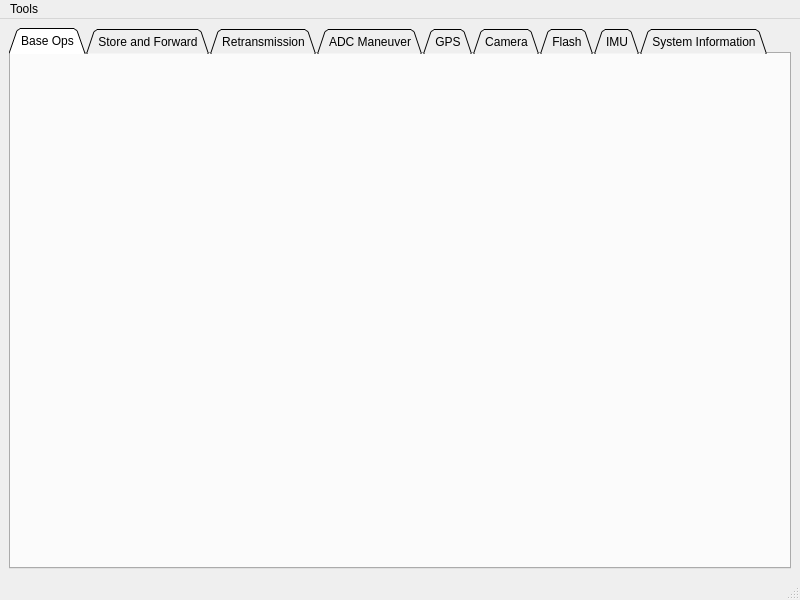
Old version of the form FOSSAGSCP/mainwindow.ui in the repository FOSSASystems/FOSSA-GroundStationControlPanel.
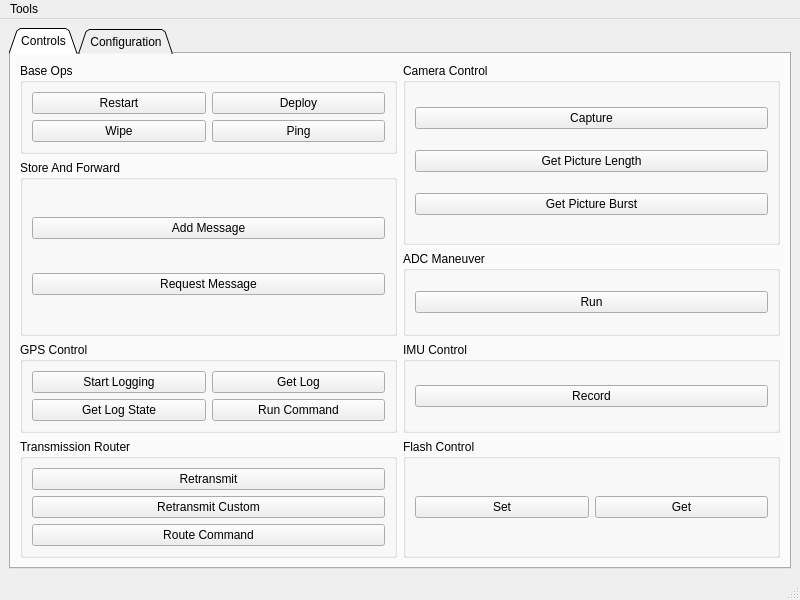
New version of the form. The open tabs and pages were chosen to show the change.

The edit to the form file:
```diff
--- a/FOSSAGSCP/mainwindow.ui
+++ b/FOSSAGSCP/mainwindow.ui
@@ -52,48 +52,387 @@
       </property>
       <widget class="QWidget" name="BaseOps">
        <attribute name="title">
-        <string>Base Ops</string>
+        <string>Controls</string>
        </attribute>
+       <layout class="QGridLayout" name="gridLayout_2">
+        <item row="0" column="0">
+         <widget class="QGroupBox" name="groupBox">
+          <property name="title">
+           <string>Base Ops</string>
+          </property>
+          <layout class="QGridLayout" name="gridLayout_3">
+           <item row="0" column="1">
+            <widget class="QPushButton" name="pushButton_2">
+             <property name="text">
+              <string>Restart</string>
+             </property>
+            </widget>
+           </item>
+           <item row="0" column="2">
+            <widget class="QPushButton" name="pushButton_3">
+             <property name="text">
+              <string>Deploy</string>
+             </property>
+            </widget>
+           </item>
+           <item row="1" column="1">
+            <widget class="QPushButton" name="pushButton_4">
+             <property name="text">
+              <string>Wipe</string>
+             </property>
+            </widget>
+           </item>
+           <item row="1" column="2">
+            <widget class="QPushButton" name="pushButton">
+             <property name="text">
+              <string>Ping</string>
+             </property>
+            </widget>
+           </item>
+          </layout>
+         </widget>
+        </item>
+        <item row="0" column="1" rowspan="2">
+         <widget class="QGroupBox" name="groupBox_5">
+          <property name="title">
+           <string>Camera Control</string>
+          </property>
+          <layout class="QGridLayout" name="gridLayout_7">
+           <item row="0" column="0">
+            <widget class="QPushButton" name="pushButton_19">
+             <property name="text">
+              <string>Capture</string>
+             </property>
+            </widget>
+           </item>
+           <item row="1" column="0">
+            <widget class="QPushButton" name="pushButton_21">
+             <property name="text">
+              <string>Get Picture Length</string>
+             </property>
+            </widget>
+           </item>
+           <item row="2" column="0">
+            <widget class="QPushButton" name="pushButton_20">
+             <property name="text">
+              <string>Get Picture Burst</string>
+             </property>
+            </widget>
+           </item>
+          </layout>
+         </widget>
+        </item>
+        <item row="1" column="0" rowspan="2">
+         <widget class="QGroupBox" name="groupBox_2">
+          <property name="title">
+           <string>Store And Forward</string>
+          </property>
+          <layout class="QGridLayout" name="gridLayout_4">
+           <item row="2" column="0">
+            <widget class="QPushButton" name="pushButton_11">
+             <property name="text">
+              <string>Request Message</string>
+             </property>
+            </widget>
+           </item>
+           <item row="1" column="0">
+            <widget class="QPushButton" name="pushButton_10">
+             <property name="text">
+              <string>Add Message</string>
+             </property>
+            </widget>
+           </item>
+          </layout>
+         </widget>
+        </item>
+        <item row="2" column="1">
+         <widget class="QGroupBox" name="groupBox_6">
+          <property name="title">
+           <string>ADC Maneuver</string>
+          </property>
+          <layout class="QGridLayout" name="gridLayout_8">
+           <item row="0" column="0">
+            <widget class="QPushButton" name="pushButton_22">
+             <property name="text">
+              <string>Run</string>
+             </property>
+            </widget>
+           </item>
+          </layout>
+         </widget>
+        </item>
+        <item row="3" column="0">
+         <widget class="QGroupBox" name="groupBox_3">
+          <property name="title">
+           <string>GPS Control</string>
+          </property>
+          <layout class="QGridLayout" name="gridLayout_5">
+           <item row="2" column="0">
+            <widget class="QPushButton" name="pushButton_14">
+             <property name="text">
+              <string>Get Log State</string>
+             </property>
+            </widget>
+           </item>
+           <item row="0" column="1">
+            <widget class="QPushButton" name="pushButton_12">
+             <property name="text">
+              <string>Get Log</string>
+             </property>
+            </widget>
+           </item>
+           <item row="2" column="1">
+            <widget class="QPushButton" name="pushButton_13">
+             <property name="text">
+              <string>Run Command</string>
+             </property>
+            </widget>
+           </item>
+           <item row="0" column="0">
+            <widget class="QPushButton" name="pushButton_15">
+             <property name="text">
+              <string>Start Logging</string>
+             </property>
+            </widget>
+           </item>
+          </layout>
+         </widget>
+        </item>
+        <item row="3" column="1">
+         <widget class="QGroupBox" name="groupBox_7">
+          <property name="title">
+           <string>IMU Control</string>
+          </property>
+          <layout class="QGridLayout" name="gridLayout_9">
+           <item row="0" column="0">
+            <widget class="QPushButton" name="pushButton_23">
+             <property name="text">
+              <string>Record</string>
+             </property>
+            </widget>
+           </item>
+          </layout>
+         </widget>
+        </item>
+        <item row="4" column="0">
+         <widget class="QGroupBox" name="groupBox_4">
+          <property name="title">
+           <string>Transmission Router</string>
+          </property>
+          <layout class="QGridLayout" name="gridLayout_6">
+           <item row="0" column="0">
+            <widget class="QPushButton" name="pushButton_17">
+             <property name="text">
+              <string>Retransmit</string>
+             </property>
+            </widget>
+           </item>
+           <item row="1" column="0">
+            <widget class="QPushButton" name="pushButton_18">
+             <property name="text">
+              <string>Retransmit Custom</string>
+             </property>
+            </widget>
+           </item>
+           <item row="2" column="0">
+            <widget class="QPushButton" name="pushButton_16">
+             <property name="text">
+              <string>Route Command</string>
+             </property>
+            </widget>
+           </item>
+          </layout>
+         </widget>
+        </item>
+        <item row="4" column="1">
+         <widget class="QGroupBox" name="groupBox_8">
+          <property name="title">
+           <string>Flash Control</string>
+          </property>
+          <layout class="QGridLayout" name="gridLayout_10">
+           <item row="0" column="0">
+            <widget class="QPushButton" name="pushButton_25">
+             <property name="text">
+              <string>Set</string>
+             </property>
+            </widget>
+           </item>
+           <item row="0" column="1">
+            <widget class="QPushButton" name="pushButton_24">
+             <property name="text">
+              <string>Get</string>
+             </property>
+            </widget>
+           </item>
+          </layout>
+         </widget>
+        </item>
+       </layout>
       </widget>
       <widget class="QWidget" name="StoreAndForward">
        <attribute name="title">
-        <string>Store and Forward</string>
+        <string>Configuration</string>
        </attribute>
-      </widget>
-      <widget class="QWidget" name="Retransmission">
-       <attribute name="title">
-        <string>Retransmission</string>
-       </attribute>
-      </widget>
-      <widget class="QWidget" name="ADCManeuver">
-       <attribute name="title">
-        <string>ADC Maneuver</string>
-       </attribute>
-      </widget>
-      <widget class="QWidget" name="GPS">
-       <attribute name="title">
-        <string>GPS</string>
-       </attribute>
-      </widget>
-      <widget class="QWidget" name="Camera">
-       <attribute name="title">
-        <string>Camera</string>
-       </attribute>
-      </widget>
-      <widget class="QWidget" name="Flash">
-       <attribute name="title">
-        <string>Flash</string>
-       </attribute>
-      </widget>
-      <widget class="QWidget" name="IMU">
-       <attribute name="title">
-        <string>IMU</string>
-       </attribute>
-      </widget>
-      <widget class="QWidget" name="SystemInfo">
-       <attribute name="title">
-        <string>System Information</string>
-       </attribute>
+       <layout class="QGridLayout" name="gridLayout_20">
+        <item row="1" column="1">
+         <widget class="QGroupBox" name="groupBox_11">
+          <property name="title">
+           <string>TLE</string>
+          </property>
+          <layout class="QGridLayout" name="gridLayout_13">
+           <item row="0" column="0">
+            <widget class="QPushButton" name="pushButton_28">
+             <property name="text">
+              <string>Set</string>
+             </property>
+            </widget>
+           </item>
+          </layout>
+         </widget>
+        </item>
+        <item row="4" column="0">
+         <widget class="QGroupBox" name="groupBox_14">
+          <property name="title">
+           <string>MPPT</string>
+          </property>
+          <layout class="QGridLayout" name="gridLayout_18">
+           <item row="0" column="0">
+            <widget class="QPushButton" name="pushButton_26">
+             <property name="text">
+              <string>Set Mode</string>
+             </property>
+            </widget>
+           </item>
+          </layout>
+         </widget>
+        </item>
+        <item row="1" column="0">
+         <widget class="QGroupBox" name="groupBox_16">
+          <property name="title">
+           <string>Transmitting</string>
+          </property>
+          <layout class="QGridLayout" name="gridLayout_17">
+           <item row="0" column="0">
+            <widget class="QPushButton" name="pushButton_30">
+             <property name="text">
+              <string>Disable</string>
+             </property>
+            </widget>
+           </item>
+           <item row="0" column="1">
+            <widget class="QPushButton" name="pushButton_31">
+             <property name="text">
+              <string>Enable</string>
+             </property>
+            </widget>
+           </item>
+          </layout>
+         </widget>
+        </item>
+        <item row="0" column="0">
+         <widget class="QGroupBox" name="groupBox_9">
+          <property name="title">
+           <string>Receive window time</string>
+          </property>
+          <layout class="QGridLayout" name="gridLayout_11">
+           <item row="0" column="0">
+            <widget class="QPushButton" name="pushButton_29">
+             <property name="text">
+              <string>Set Length</string>
+             </property>
+            </widget>
+           </item>
+          </layout>
+         </widget>
+        </item>
+        <item row="0" column="1">
+         <widget class="QGroupBox" name="groupBox_10">
+          <property name="title">
+           <string>Callsign</string>
+          </property>
+          <layout class="QGridLayout" name="gridLayout_12">
+           <item row="0" column="0">
+            <widget class="QPushButton" name="pushButton_27">
+             <property name="text">
+              <string>Set</string>
+             </property>
+            </widget>
+           </item>
+          </layout>
+         </widget>
+        </item>
+        <item row="2" column="1">
+         <widget class="QGroupBox" name="groupBox_15">
+          <property name="title">
+           <string>Power Limits</string>
+          </property>
+          <layout class="QGridLayout" name="gridLayout_16">
+           <item row="0" column="0">
+            <widget class="QPushButton" name="pushButton_33">
+             <property name="text">
+              <string>Set</string>
+             </property>
+            </widget>
+           </item>
+          </layout>
+         </widget>
+        </item>
+        <item row="2" column="0">
+         <widget class="QGroupBox" name="groupBox_17">
+          <property name="title">
+           <string>Spreading Factor</string>
+          </property>
+          <layout class="QGridLayout" name="gridLayout_14">
+           <item row="0" column="0">
+            <widget class="QPushButton" name="pushButton_32">
+             <property name="text">
+              <string>Set</string>
+             </property>
+            </widget>
+           </item>
+          </layout>
+         </widget>
+        </item>
+        <item row="5" column="0">
+         <widget class="QGroupBox" name="groupBox_13">
+          <property name="title">
+           <string>RTC</string>
+          </property>
+          <layout class="QGridLayout" name="gridLayout_19">
+           <item row="0" column="0">
+            <widget class="QPushButton" name="pushButton_5">
+             <property name="text">
+              <string>Set</string>
+             </property>
+            </widget>
+           </item>
+          </layout>
+         </widget>
+        </item>
+        <item row="4" column="1">
+         <widget class="QGroupBox" name="groupBox_12">
+          <property name="title">
+           <string>Low Power Mode</string>
+          </property>
+          <layout class="QGridLayout" name="gridLayout_15">
+           <item row="0" column="0">
+            <widget class="QPushButton" name="pushButton_34">
+             <property name="text">
+              <string>Enable</string>
+             </property>
+            </widget>
+           </item>
+           <item row="0" column="1">
+            <widget class="QPushButton" name="pushButton_35">
+             <property name="text">
+              <string>Disable</string>
+             </property>
+            </widget>
+           </item>
+          </layout>
+         </widget>
+        </item>
+       </layout>
       </widget>
      </widget>
     </item>
```
Left out of the diff: 6 changed lines with no effect on the pictures.
